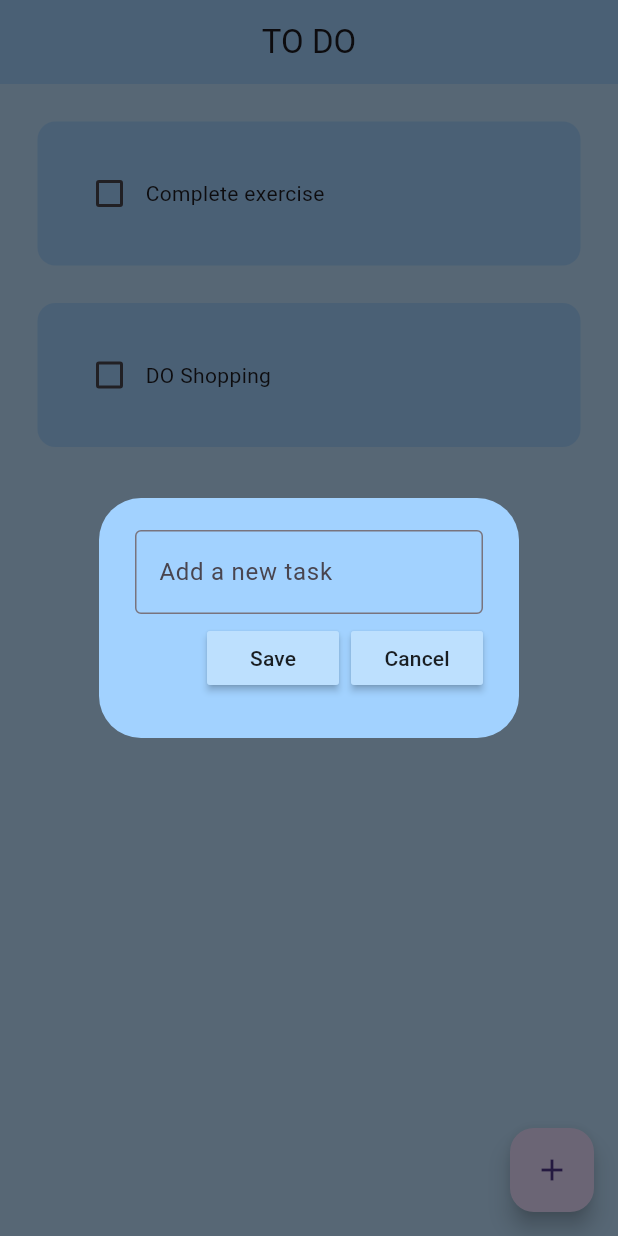
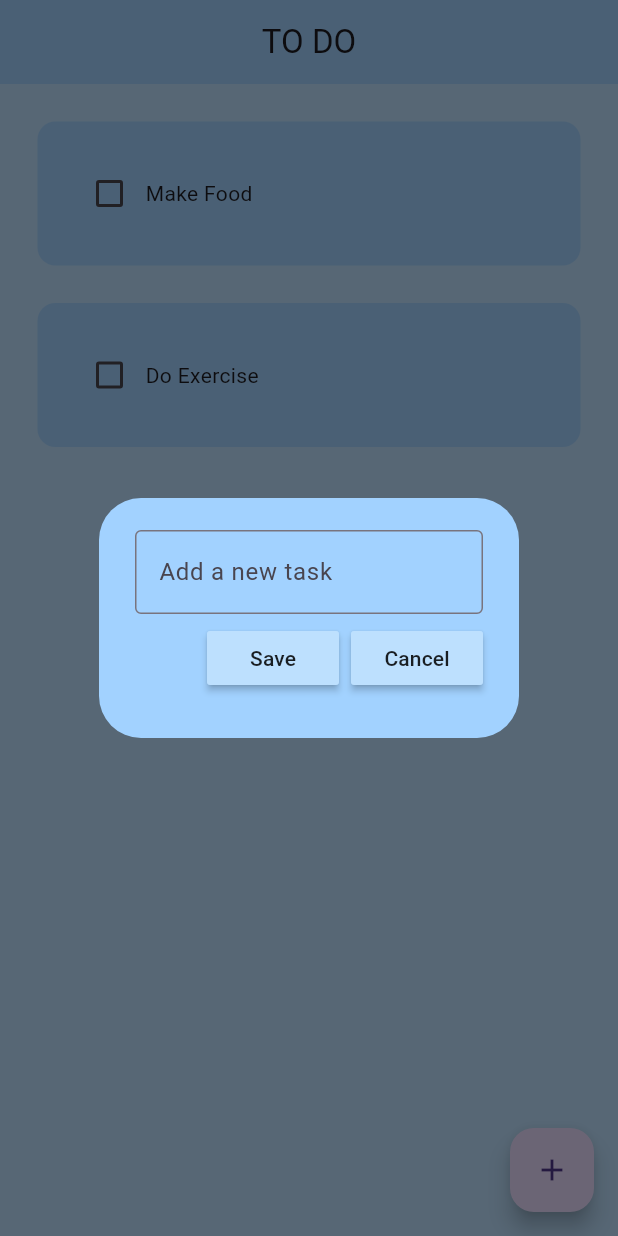
Before and after one commit to Aspharier/todo_flutter, a Flutter app: the screen it shows after launch, after a tap on the "add" icon, on a phone screen of 412 x 824 dp. Run offline on Flutter 3.47's test engine with Material 3 defaults, Android fonts, the phone set to English and light mode, and no system bars; drawn by our look-alikes of flutter_slidable; our stand-ins replace hive, hive_flutter; accounts and stored records are empty.

Commit message:
Second Commit

```diff
--- /dev/null
+++ b/lib/data/database.dart
@@ -0,0 +1,24 @@
+import 'package:hive/hive.dart';
+
+class ToDoDataBase {
+  List toDoList = [];
+  // reference our box
+  final _myBox = Hive.box('myBox');
+
+  void createInitalData(){
+    toDoList = [
+      ["Make Food",false],
+      ["Do Exercise",false],
+    ];
+  }
+  // LOAD THE DATA FROM DATABASE
+  void loadData(){
+    toDoList = _myBox.get("TODOLIST");
+  }
+
+  // UPDATE THE DATABASE
+  void updateDataBase(){
+    _myBox.put("TODOLIST",toDoList);
+  }
+
+}
--- a/lib/main.dart
+++ b/lib/main.dart
@@ -1,7 +1,13 @@
 import 'package:flutter/material.dart';
+import 'package:hive_flutter/adapters.dart';
 import 'pages/home_page.dart';
 
-void main() {
+void main() async {
+  // init the hive
+  await Hive.initFlutter();
+
+  // open a box
+  var box = await Hive.openBox('mybox');
   runApp(const MyApp());
 }
 
@@ -12,7 +18,7 @@ class MyApp extends StatelessWidget {
   Widget build(BuildContext context) {
     return MaterialApp(
       debugShowCheckedModeBanner: false,
-      home: HomePage(),
+      home: const HomePage(),
       theme: ThemeData(primarySwatch: Colors.blue),
     );
   }
--- a/lib/pages/home_page.dart
+++ b/lib/pages/home_page.dart
@@ -1,4 +1,6 @@
 import 'package:flutter/material.dart';
+import 'package:hive/hive.dart';
+import 'package:todo_flutter/data/database.dart';
 import 'package:todo_flutter/utilities/dialog_box.dart';
 import 'package:todo_flutter/utilities/todo_tile.dart';
 
@@ -10,29 +12,43 @@ class HomePage extends StatefulWidget {
 }
 
 class _HomePageState extends State<HomePage> {
+
+  // reference the hive box
+  final _myBox = Hive.box('mybox');
+  ToDoDataBase db = ToDoDataBase();
+
+  @override
+  void initState(){
+    // if this is the first time opening the app so create default data
+  if(_myBox.get("TODOLIST") == null){
+    db.createInitalData();
+  }
+  else{
+    // there already exists data
+    db.loadData();
+  }
+    super.initState();
+  }
+
   //text controller
-
   final _controller = TextEditingController();
-  //list of todo tasks
-  List toDoList = [
-    ["Complete exercise", false],
-    ["DO Shopping", false],
-  ];
 
   // checkBox was tapped
   void checkBoxChanged(bool? value, int index) {
     setState(() {
-      toDoList[index][1] = !toDoList[index][1];
+      db.toDoList[index][1] = !db.toDoList[index][1];
     });
+    db.updateDataBase();
   }
 
   // save new task
   void saveNewTask() {
     setState(() {
-      toDoList.add([_controller.text, false]);
+      db.toDoList.add([_controller.text, false]);
       _controller.clear();
     });
     Navigator.of(context).pop();
+    db.updateDataBase();
   }
 
   // create a new task
@@ -52,33 +68,34 @@ class _HomePageState extends State<HomePage> {
   // delete task
   void deleteTask(int index) {
     setState(() {
-      toDoList.removeAt(index);
+      db.toDoList.removeAt(index);
     });
+    db.updateDataBase();
   }
 
   @override
   Widget build(BuildContext context) {
     return Scaffold(
-      backgroundColor: Color(0xFFbde0fe),
+      backgroundColor: const Color(0xFFbde0fe),
       appBar: AppBar(
         title: const Center(
           child: Text('TO DO'),
         ),
-        backgroundColor: Color(0xFFa2d2ff),
+        backgroundColor: const Color(0xFFa2d2ff),
         elevation: 0,
       ),
       floatingActionButton: FloatingActionButton(
         onPressed: createNewTask,
-        child: Icon(
+        child: const Icon(
           Icons.add,
         ),
       ),
       body: ListView.builder(
-        itemCount: toDoList.length,
+        itemCount: db.toDoList.length,
         itemBuilder: (context, index) {
           return ToDoTile(
-            taskName: toDoList[index][0],
-            taskCompleted: toDoList[index][1],
+            taskName: db.toDoList[index][0],
+            taskCompleted: db.toDoList[index][1],
             onChanged: (value) => checkBoxChanged(value, index),
             deleteFunction: (context) => deleteTask(index),
           );
--- a/lib/utilities/dialog_box.dart
+++ b/lib/utilities/dialog_box.dart
@@ -16,8 +16,8 @@ class DialogBox extends StatelessWidget {
   @override
   Widget build(BuildContext context) {
     return AlertDialog(
-      backgroundColor: Color(0xFFa2d2ff),
-      content: Container(
+      backgroundColor: const Color(0xFFa2d2ff),
+      content: SizedBox(
         height: 120,
         child: Column(
           mainAxisAlignment: MainAxisAlignment.spaceEvenly,
@@ -25,7 +25,7 @@ class DialogBox extends StatelessWidget {
             //get user input
             TextField(
               controller: controller,
-              decoration: InputDecoration(
+              decoration: const InputDecoration(
                 border: OutlineInputBorder(),
                 hintText: "Add a new task",
               ),
--- a/lib/utilities/my_button.dart
+++ b/lib/utilities/my_button.dart
@@ -9,7 +9,7 @@ class MyButton extends StatelessWidget {
   Widget build(BuildContext context) {
     return MaterialButton(
       onPressed: onPressed,
-      color: Color(0xFFbde0fe),
+      color: const Color(0xFFbde0fe),
       child: Text(text),
     );
   }
--- a/lib/utilities/todo_tile.dart
+++ b/lib/utilities/todo_tile.dart
@@ -21,7 +21,7 @@ class ToDoTile extends StatelessWidget {
       padding: const EdgeInsets.only(left: 25.0, right: 25.0, top: 25.0),
       child: Slidable(
         endActionPane: ActionPane(
-          motion: StretchMotion(),
+          motion: const StretchMotion(),
           children: [
             SlidableAction(
               onPressed: deleteFunction,
@@ -32,9 +32,9 @@ class ToDoTile extends StatelessWidget {
           ],
         ),
         child: Container(
-          padding: EdgeInsets.all(24),
+          padding: const EdgeInsets.all(24),
           decoration: BoxDecoration(
-            color: Color(0xFFa2d2ff),
+            color: const Color(0xFFa2d2ff),
             borderRadius: BorderRadius.circular(12),
           ),
           child: Row(
```
Also changed, not shown: pubspec.yaml (+5 -3 lines), pubspec.lock, 6 other files.
